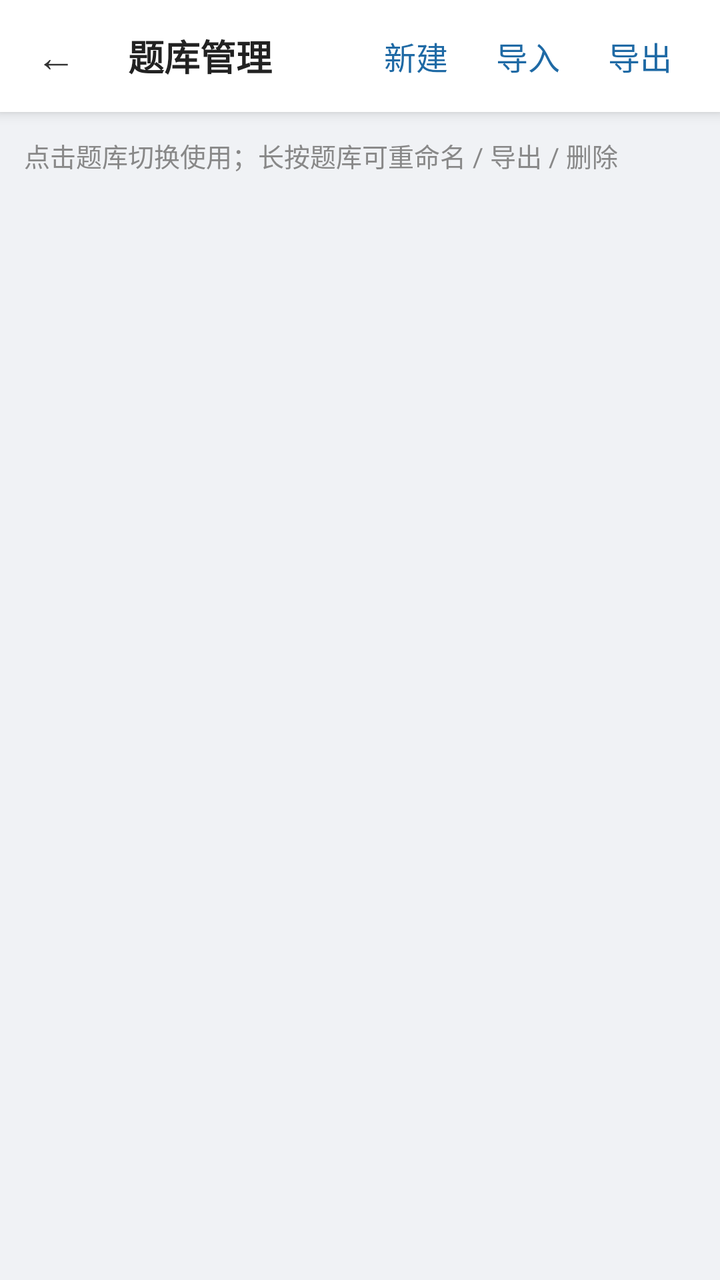
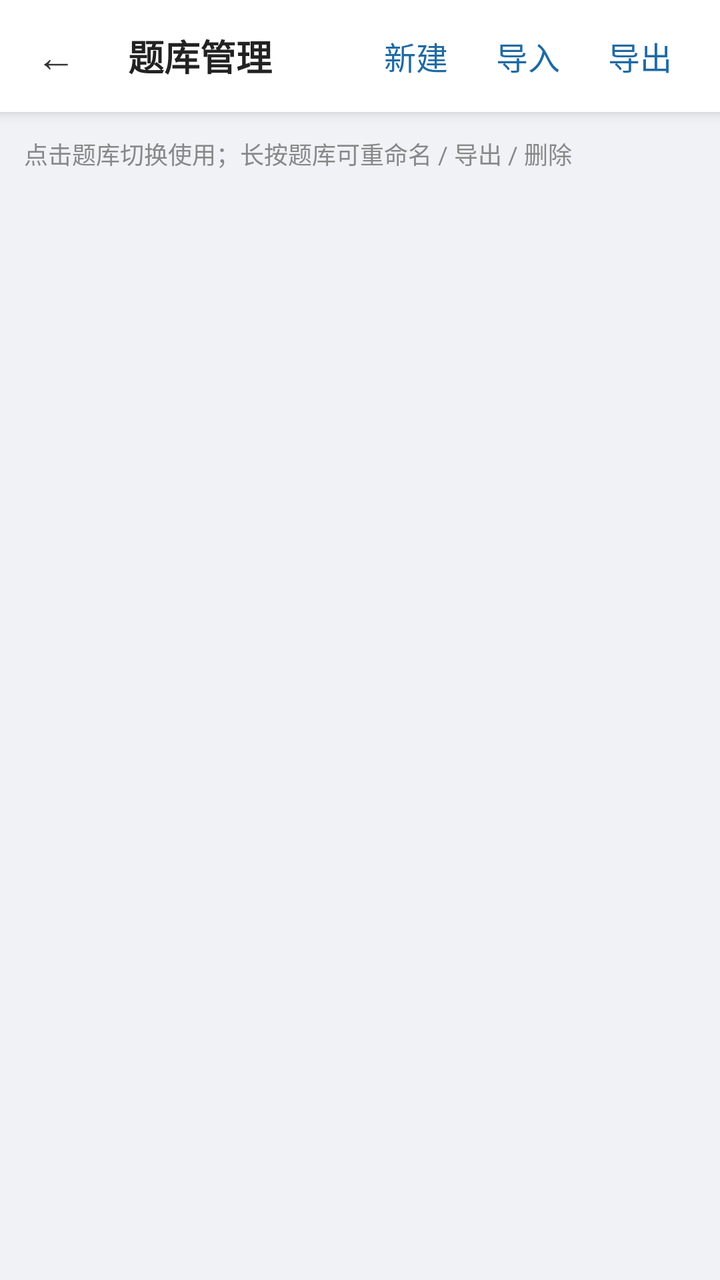

Screens rendered from an Android XML layout before and after an edit, with the pre-edit source and the edit as a unified diff.
<!-- AndroidManifest.xml: application theme Theme.Demo -->
<!-- res/layout/activity_save_manage.xml -->
<?xml version="1.0" encoding="utf-8"?>
<LinearLayout xmlns:android="http://schemas.android.com/apk/res/android"
    android:layout_width="match_parent"
    android:layout_height="match_parent"
    android:orientation="vertical"
    android:background="@color/page_bg">

    
    <LinearLayout style="@style/TopBar">

        <TextView
            android:id="@+id/btn_back"
            style="@style/TopBarBack" />

        <TextView
            android:layout_width="0dp"
            android:layout_height="wrap_content"
            android:layout_weight="1"
            android:paddingStart="8dp"
            android:text="题库管理"
            android:textSize="18sp"
            android:textStyle="bold"
            android:textColor="#222222"/>

        <TextView
            android:id="@+id/btn_new_bank"
            android:layout_width="wrap_content"
            android:layout_height="wrap_content"
            android:padding="8dp"
            android:layout_marginEnd="8dp"
            android:text="新建"
            android:textSize="16sp"
            android:textColor="#1f6aa5"/>

        <TextView
            android:id="@+id/btn_import_bank"
            android:layout_width="wrap_content"
            android:layout_height="wrap_content"
            android:padding="8dp"
            android:layout_marginEnd="8dp"
            android:text="导入"
            android:textSize="16sp"
            android:textColor="#1f6aa5"/>

        <TextView
            android:id="@+id/btn_export_bank"
            android:layout_width="wrap_content"
            android:layout_height="wrap_content"
            android:padding="8dp"
            android:layout_marginEnd="16dp"
            android:text="导出"
            android:textSize="16sp"
            android:textColor="#1f6aa5"/>
    </LinearLayout>

    
    <TextView
        android:layout_width="match_parent"
        android:layout_height="wrap_content"
        android:padding="12dp"
        android:text="点击题库切换使用；长按题库可重命名 / 导出 / 删除"
        android:textSize="13sp"
        android:textColor="#888888"/>

    
    <androidx.recyclerview.widget.RecyclerView
        android:id="@+id/recycler_banks"
        android:layout_width="match_parent"
        android:layout_height="match_parent"
        android:paddingBottom="20dp"/>

</LinearLayout>
<!-- resources referenced by this layout -->
<resources>
  <color name="page_bg">#F0F2F5</color>
  <style name="TopBar">
          <item name="android:layout_width">match_parent</item>
          <item name="android:layout_height">56dp</item>
          <item name="android:orientation">horizontal</item>
          <item name="android:gravity">center_vertical</item>
          <item name="android:background">@color/home_card</item>
          <item name="android:elevation">4dp</item>
      </style>
  <style name="TopBarBack">
          <item name="android:layout_width">56dp</item>
          <item name="android:layout_height">match_parent</item>
          <item name="android:gravity">center</item>
          <item name="android:text">←</item>
          <item name="android:textSize">20sp</item>
          <item name="android:textColor">@color/home_text_primary</item>
          <item name="android:background">?attr/selectableItemBackgroundBorderless</item>
      </style>
  <style name="Theme.Demo" parent="Base.Theme.Demo" />
  <color name="home_card">#FFFFFF</color>
  <color name="home_text_primary">#333333</color>
  <style name="Base.Theme.Demo" parent="Theme.Material3.DayNight.NoActionBar">
          
          <item name="android:statusBarColor">@color/home_bg</item>
          <item name="android:windowLightStatusBar">true</item>
          <item name="android:navigationBarColor">@color/home_bg</item>
          <item name="android:windowLightNavigationBar" tools:targetApi="o_mr1">true</item>
          <item name="android:enforceNavigationBarContrast" tools:targetApi="q">false</item>
      </style>
  <color name="home_bg">@color/page_bg</color>
</resources>

<!-- the commit's change to res/layout/activity_save_manage.xml (unified diff, before → after) -->
@@ -18,7 +18,7 @@
             android:layout_weight="1"
             android:paddingStart="8dp"
             android:text="题库管理"
-            android:textSize="18sp"
+            android:textSize="@dimen/text_size_title"
             android:textStyle="bold"
             android:textColor="#222222"/>
 
@@ -29,7 +29,7 @@
             android:padding="8dp"
             android:layout_marginEnd="8dp"
             android:text="新建"
-            android:textSize="16sp"
+            android:textSize="@dimen/text_size_emphasis"
             android:textColor="#1f6aa5"/>
 
         <TextView
@@ -39,7 +39,7 @@
             android:padding="8dp"
             android:layout_marginEnd="8dp"
             android:text="导入"
-            android:textSize="16sp"
+            android:textSize="@dimen/text_size_emphasis"
             android:textColor="#1f6aa5"/>
 
         <TextView
@@ -49,7 +49,7 @@
             android:padding="8dp"
             android:layout_marginEnd="16dp"
             android:text="导出"
-            android:textSize="16sp"
+            android:textSize="@dimen/text_size_emphasis"
             android:textColor="#1f6aa5"/>
     </LinearLayout>
 
@@ -59,7 +59,7 @@
         android:layout_height="wrap_content"
         android:padding="12dp"
         android:text="点击题库切换使用；长按题库可重命名 / 导出 / 删除"
-        android:textSize="13sp"
+        android:textSize="@dimen/text_size_caption"
         android:textColor="#888888"/>
 
     
<!-- resource entries referenced after the edit -->
@@ -1,6 +1,9 @@
 <!-- resources referenced by this layout -->
 <resources>
   <color name="page_bg">#F0F2F5</color>
+  <dimen name="text_size_caption">12sp</dimen>
+  <dimen name="text_size_emphasis">16sp</dimen>
+  <dimen name="text_size_title">18sp</dimen>
   <style name="TopBar">
           <item name="android:layout_width">match_parent</item>
           <item name="android:layout_height">56dp</item>
